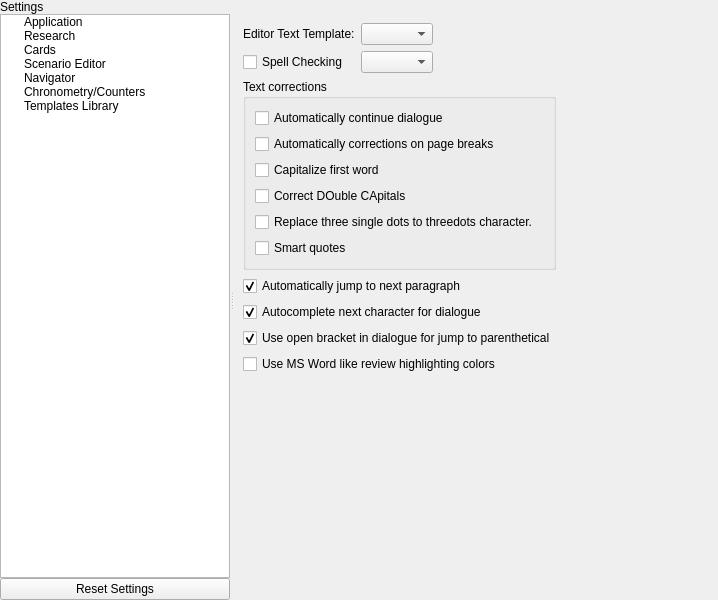
First picture: the form in src/bin/scenarist-desktop/UserInterfaceLayer/Settings/SettingsView.ui, repository dimkanovikov/KITScenarist, before the edit.
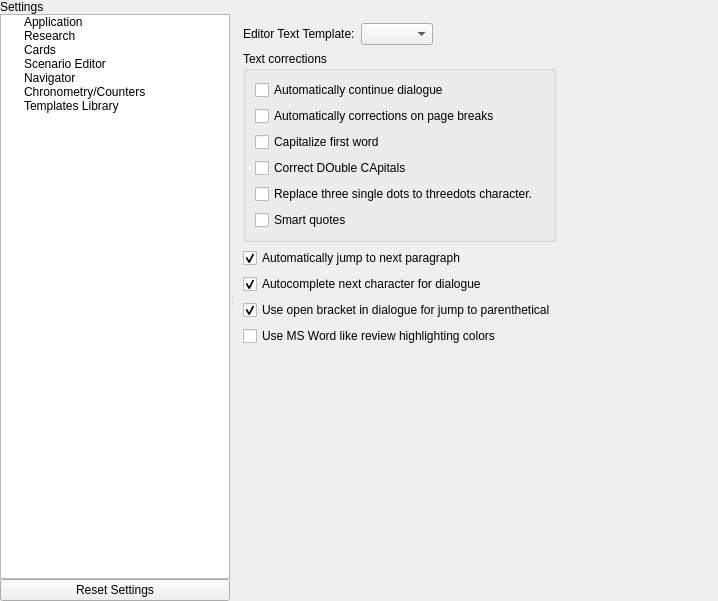
Second picture: the form after the edit. The open tabs and pages were chosen to show the change. Icons and pictures are not drawn. Custom widgets are drawn as their Qt base class.

Commit message: Move spell check options to main application settings page

The edit to the form file:
```diff
--- a/src/bin/scenarist-desktop/UserInterfaceLayer/Settings/SettingsView.ui
+++ b/src/bin/scenarist-desktop/UserInterfaceLayer/Settings/SettingsView.ui
@@ -7,7 +7,7 @@
     <x>0</x>
     <y>0</y>
     <width>718</width>
-    <height>600</height>
+    <height>601</height>
    </rect>
   </property>
   <property name="windowTitle">
@@ -220,7 +220,31 @@
                 <widget class="QWidget" name="applicationPageCommon">
                  <layout class="QGridLayout" name="gridLayout_18">
                   <item row="8" column="0">
-                   <widget class="QWidget" name="widget" native="true"/>
+                   <layout class="QHBoxLayout" name="horizontalLayout_4">
+                    <item>
+                     <widget class="QCheckBox" name="spellChecking">
+                      <property name="text">
+                       <string>Spell Checking</string>
+                      </property>
+                     </widget>
+                    </item>
+                    <item>
+                     <widget class="QComboBox" name="spellCheckingLanguage"/>
+                    </item>
+                    <item>
+                     <spacer name="horizontalSpacer_22">
+                      <property name="orientation">
+                       <enum>Qt::Horizontal</enum>
+                      </property>
+                      <property name="sizeHint" stdset="0">
+                       <size>
+                        <width>40</width>
+                        <height>20</height>
+                       </size>
+                      </property>
+                     </spacer>
+                    </item>
+                   </layout>
                   </item>
                   <item row="7" column="0">
                    <widget class="QCheckBox" name="applicationTwoPanelMode">
@@ -1533,6 +1557,95 @@
              </widget>
              <widget class="QWidget" name="page">
               <layout class="QGridLayout" name="gridLayout_4">
+               <item row="2" column="0" colspan="3">
+                <layout class="QHBoxLayout" name="horizontalLayout_6">
+                 <item>
+                  <widget class="QCheckBox" name="autoJumpToNextBlock">
+                   <property name="text">
+                    <string>Automatically jump to next paragraph</string>
+                   </property>
+                   <property name="checked">
+                    <bool>true</bool>
+                   </property>
+                  </widget>
+                 </item>
+                 <item>
+                  <widget class="ToolTipLabel" name="label_39">
+                   <property name="maximumSize">
+                    <size>
+                     <width>16</width>
+                     <height>16</height>
+                    </size>
+                   </property>
+                   <property name="toolTip">
+                    <string>For scene heading and character paragraphs.</string>
+                   </property>
+                   <property name="text">
+                    <string/>
+                   </property>
+                   <property name="pixmap">
+                    <pixmap resource="../../../scenarist-core/Resources/Resources.qrc">:/Graphics/Icons/help.png</pixmap>
+                   </property>
+                   <property name="scaledContents">
+                    <bool>true</bool>
+                   </property>
+                  </widget>
+                 </item>
+                 <item>
+                  <spacer name="horizontalSpacer_23">
+                   <property name="orientation">
+                    <enum>Qt::Horizontal</enum>
+                   </property>
+                   <property name="sizeHint" stdset="0">
+                    <size>
+                     <width>40</width>
+                     <height>20</height>
+                    </size>
+                   </property>
+                  </spacer>
+                 </item>
+                </layout>
+               </item>
+               <item row="5" column="0" colspan="3">
+                <widget class="QCheckBox" name="reviewUseWordHighlight">
+                 <property name="text">
+                  <string>Use MS Word like review highlighting colors</string>
+                 </property>
+                </widget>
+               </item>
+               <item row="3" column="0" colspan="3">
+                <widget class="QCheckBox" name="showSuggestionsInEmptyBlocks">
+                 <property name="text">
+                  <string>Autocomplete next character for dialogue</string>
+                 </property>
+                 <property name="checked">
+                  <bool>true</bool>
+                 </property>
+                </widget>
+               </item>
+               <item row="6" column="0" colspan="3">
+                <spacer name="verticalSpacer_7">
+                 <property name="orientation">
+                  <enum>Qt::Vertical</enum>
+                 </property>
+                 <property name="sizeHint" stdset="0">
+                  <size>
+                   <width>20</width>
+                   <height>20</height>
+                  </size>
+                 </property>
+                </spacer>
+               </item>
+               <item row="4" column="0" colspan="3">
+                <widget class="QCheckBox" name="useOpenBracketInDialogueForParenthetical">
+                 <property name="text">
+                  <string>Use open bracket in dialogue for jump to parenthetical</string>
+                 </property>
+                 <property name="checked">
+                  <bool>true</bool>
+                 </property>
+                </widget>
+               </item>
                <item row="0" column="0">
                 <widget class="QLabel" name="label_20">
                  <property name="text">
@@ -1556,17 +1669,7 @@
                  </property>
                 </spacer>
                </item>
-               <item row="1" column="0">
-                <widget class="QCheckBox" name="spellChecking">
-                 <property name="text">
-                  <string>Spell Checking</string>
-                 </property>
-                </widget>
-               </item>
-               <item row="1" column="1">
-                <widget class="QComboBox" name="spellCheckingLanguage"/>
-               </item>
-               <item row="2" column="0" colspan="3">
+               <item row="1" column="0" colspan="3">
                 <widget class="QGroupBox" name="groupBox_2">
                  <property name="title">
                   <string>Text corrections</string>
@@ -1617,7 +1720,7 @@
                  </layout>
                 </widget>
                </item>
-               <item row="2" column="3">
+               <item row="1" column="3">
                 <spacer name="horizontalSpacer_11">
                  <property name="orientation">
                   <enum>Qt::Horizontal</enum>
@@ -1630,95 +1733,6 @@
                  </property>
                 </spacer>
                </item>
-               <item row="3" column="0" colspan="3">
-                <layout class="QHBoxLayout" name="horizontalLayout_6">
-                 <item>
-                  <widget class="QCheckBox" name="autoJumpToNextBlock">
-                   <property name="text">
-                    <string>Automatically jump to next paragraph</string>
-                   </property>
-                   <property name="checked">
-                    <bool>true</bool>
-                   </property>
-                  </widget>
-                 </item>
-                 <item>
-                  <widget class="ToolTipLabel" name="label_39">
-                   <property name="maximumSize">
-                    <size>
-                     <width>16</width>
-                     <height>16</height>
-                    </size>
-                   </property>
-                   <property name="toolTip">
-                    <string>For scene heading and character paragraphs.</string>
-                   </property>
-                   <property name="text">
-                    <string/>
-                   </property>
-                   <property name="pixmap">
-                    <pixmap resource="../../../scenarist-core/Resources/Resources.qrc">:/Graphics/Icons/help.png</pixmap>
-                   </property>
-                   <property name="scaledContents">
-                    <bool>true</bool>
-                   </property>
-                  </widget>
-                 </item>
-                 <item>
-                  <spacer name="horizontalSpacer_23">
-                   <property name="orientation">
-                    <enum>Qt::Horizontal</enum>
-                   </property>
-                   <property name="sizeHint" stdset="0">
-                    <size>
-                     <width>40</width>
-                     <height>20</height>
-                    </size>
-                   </property>
-                  </spacer>
-                 </item>
-                </layout>
-               </item>
-               <item row="6" column="0" colspan="3">
-                <widget class="QCheckBox" name="reviewUseWordHighlight">
-                 <property name="text">
-                  <string>Use MS Word like review highlighting colors</string>
-                 </property>
-                </widget>
-               </item>
-               <item row="4" column="0" colspan="3">
-                <widget class="QCheckBox" name="showSuggestionsInEmptyBlocks">
-                 <property name="text">
-                  <string>Autocomplete next character for dialogue</string>
-                 </property>
-                 <property name="checked">
-                  <bool>true</bool>
-                 </property>
-                </widget>
-               </item>
-               <item row="7" column="0" colspan="3">
-                <spacer name="verticalSpacer_7">
-                 <property name="orientation">
-                  <enum>Qt::Vertical</enum>
-                 </property>
-                 <property name="sizeHint" stdset="0">
-                  <size>
-                   <width>20</width>
-                   <height>20</height>
-                  </size>
-                 </property>
-                </spacer>
-               </item>
-               <item row="5" column="0" colspan="3">
-                <widget class="QCheckBox" name="useOpenBracketInDialogueForParenthetical">
-                 <property name="text">
-                  <string>Use open bracket in dialogue for jump to parenthetical</string>
-                 </property>
-                 <property name="checked">
-                  <bool>true</bool>
-                 </property>
-                </widget>
-               </item>
               </layout>
              </widget>
              <widget class="QWidget" name="scenarioEditBlockJumps">
```
Left out of the diff: 356 changed lines with no effect on the pictures.
